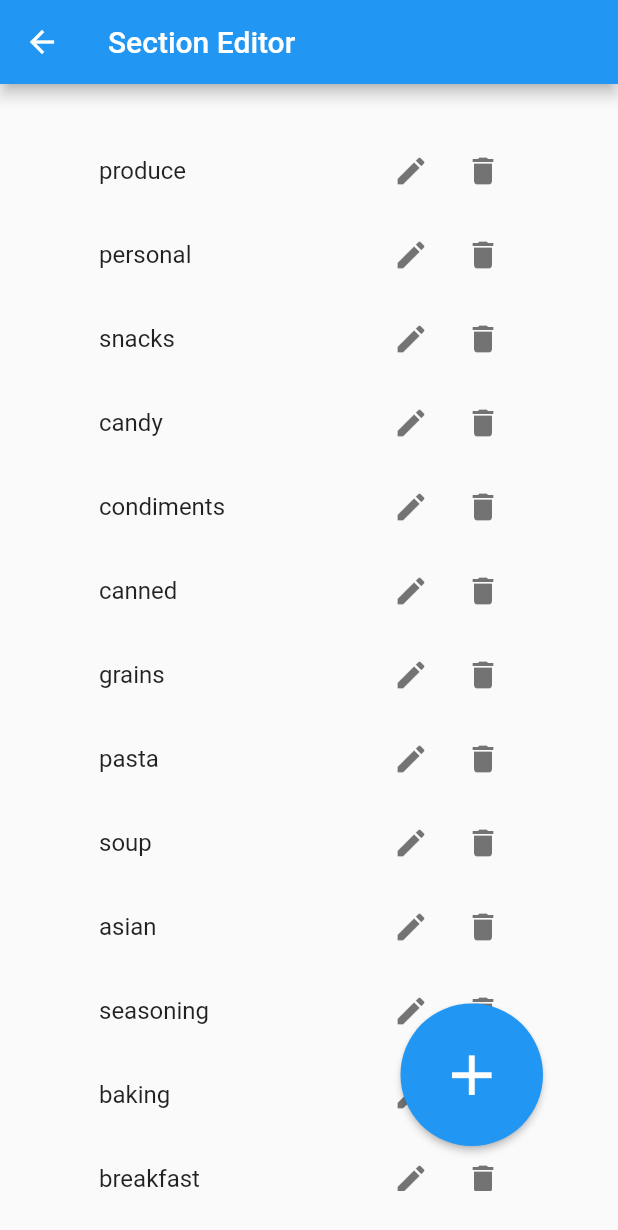
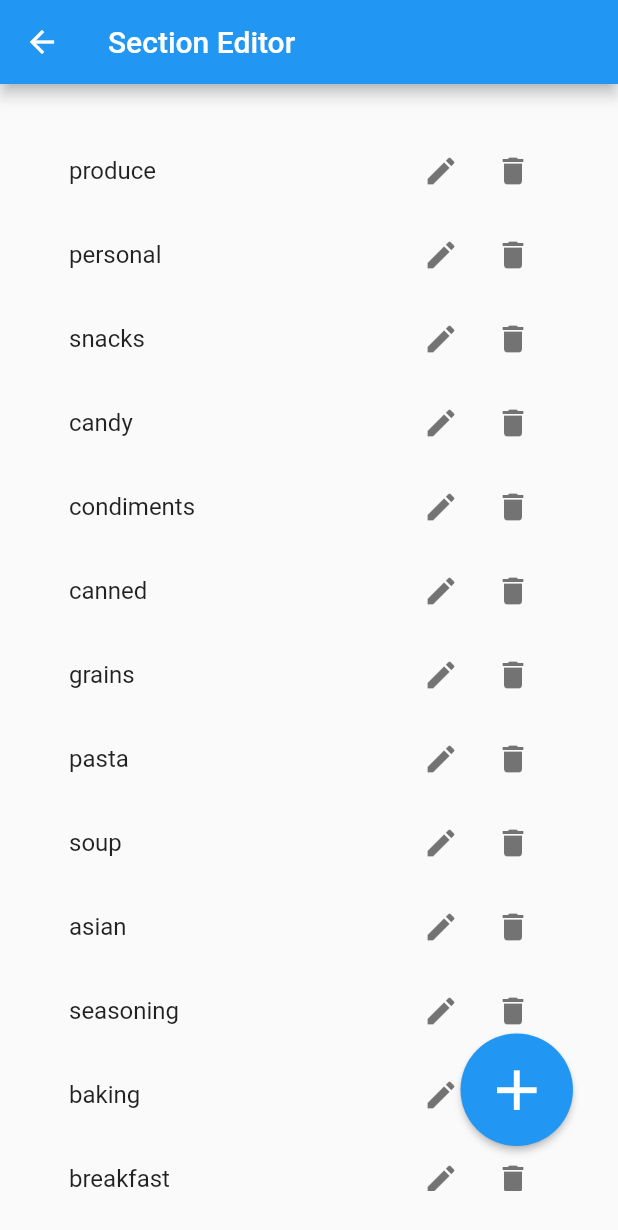
Before and after one commit to Bkohler93/Grocery_Helper, a Flutter app: the SectionEditor screen opened directly, on a phone screen of 412 x 824 dp. Shown: the top 1230 px of the screen. Run offline on Flutter 3.47's test engine with Material 2 defaults, Android fonts, the phone set to English and light mode, and no system bars; our stand-ins replace bloc, confetti, equatable, flutter_bloc, sqflite; missing offline and left inert: dart:ffi, fraction; accounts and stored records are empty.

Commit message:
theme editor not done yet

```diff
--- a/lib/presentation/screens/settings.dart
+++ b/lib/presentation/screens/settings.dart
@@ -5,6 +5,7 @@ import 'package:grocery_helper_app/business_logic/notifiers/section_notifier.dar
 import 'package:grocery_helper_app/data/models/meal.dart';
 import 'package:grocery_helper_app/data/repositories/section/section_repository.dart';
 import 'package:grocery_helper_app/presentation/screens/settings/section_editor.dart';
+import 'package:grocery_helper_app/presentation/screens/settings/theme_editor.dart';
 import 'package:grocery_helper_app/presentation/widgets/settings_choice.dart';
 import 'package:provider/provider.dart';
 
@@ -45,7 +46,7 @@ class SettingsMenu extends StatelessWidget {
                 iconData: Icons.format_paint_outlined,
                 redirect: () {
                   Navigator.push(
-                      context, MaterialPageRoute(builder: (context) => const SectionEditorPage()));
+                      context, MaterialPageRoute(builder: (context) => const ThemeEditorPage()));
                 },
               ),
               SettingsChoice(
--- a/lib/presentation/screens/settings/section_editor.dart
+++ b/lib/presentation/screens/settings/section_editor.dart
@@ -42,7 +42,7 @@ class _SectionEditorState extends State<SectionEditor> {
         title: const Text('Section Editor'),
       ),
       body: Padding(
-        padding: const EdgeInsets.fromLTRB(50.0, 30.0, 50.0, 30.0),
+        padding: const EdgeInsets.fromLTRB(30.0, 30.0, 30.0, 30.0),
         child: SectionList(),
       ),
     );
--- a/lib/presentation/widgets/section_list.dart
+++ b/lib/presentation/widgets/section_list.dart
@@ -64,7 +64,7 @@ class _SectionListState extends State<SectionList> {
             child: ElevatedButton(
               style: ElevatedButton.styleFrom(
                 shape: const CircleBorder(),
-                padding: const EdgeInsets.all(25),
+                padding: const EdgeInsets.all(15),
               ),
               child: const Icon(Icons.add, size: 45.0),
               onPressed: () {
```
Also changed, not shown: lib/presentation/screens/settings/theme_editor.dart (added, +47 -0 lines).
